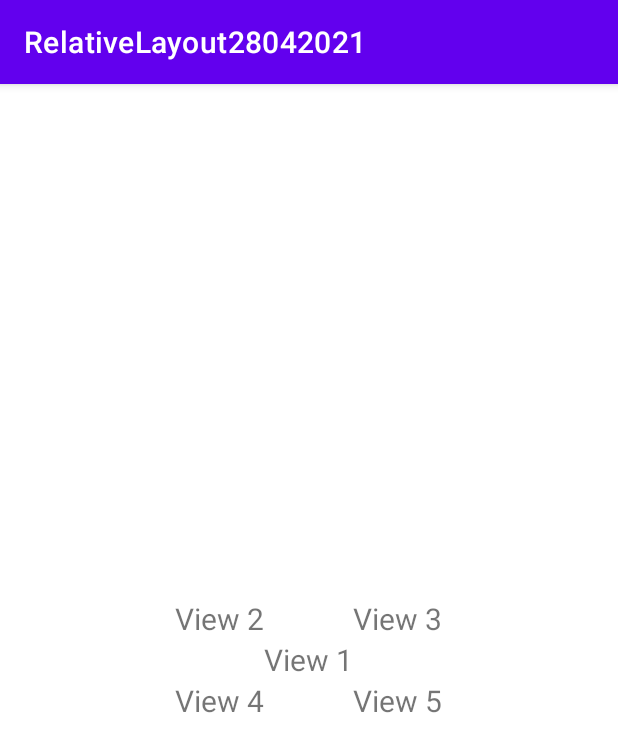
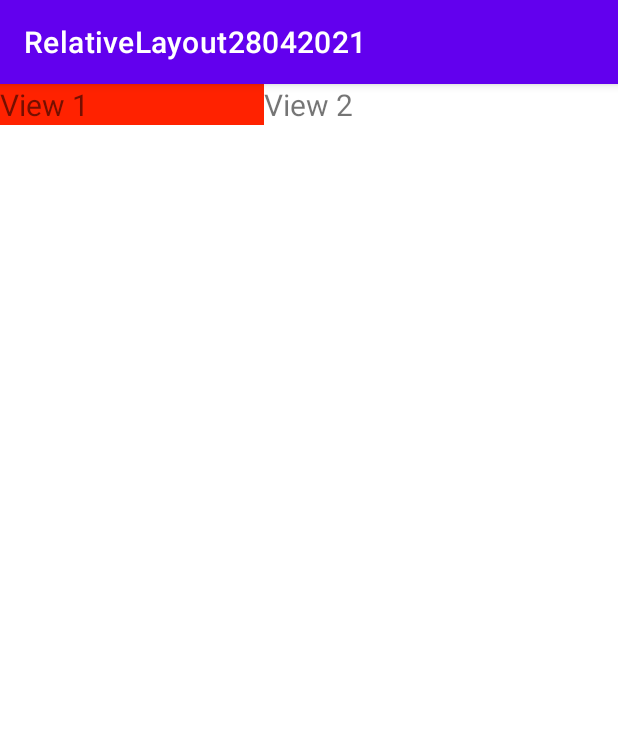
Before and after one commit to phamtanphat/RelativeLayout28042021, an Android app: the screen it shows after launch (MainActivity), on a phone screen of 412 x 824 dp. Shown: the top 752 px of the screen. Run offline under Robolectric (Android 15) with nearby library versions, the phone set to English and light mode, and no system bars.

Commit message:
dãn cách kích thước

```diff
--- a/app/src/main/res/layout/activity_main.xml
+++ b/app/src/main/res/layout/activity_main.xml
@@ -7,38 +7,19 @@
     tools:context=".MainActivity">
 
     <TextView
+        android:background="#f20"
+        android:layout_alignParentLeft="true"
+        android:layout_toLeftOf="@id/textView2"
         android:id="@+id/textView1"
-        android:layout_width="wrap_content"
+        android:layout_width="0dp"
         android:layout_height="wrap_content"
-        android:layout_centerInParent="true"
         android:text="View 1"
         android:textSize="20sp" />
     <TextView
-        android:layout_above="@id/textView1"
-        android:layout_toLeftOf="@id/textView1"
-        android:textSize="20sp"
+        android:layout_centerHorizontal="true"
+        android:id="@+id/textView2"
+        android:layout_width="wrap_content"
+        android:layout_height="wrap_content"
         android:text="View 2"
-        android:layout_width="wrap_content"
-        android:layout_height="wrap_content"/>
-    <TextView
-        android:layout_above="@id/textView1"
-        android:layout_toRightOf="@id/textView1"
-        android:textSize="20sp"
-        android:text="View 3"
-        android:layout_width="wrap_content"
-        android:layout_height="wrap_content"/>
-    <TextView
-        android:layout_below="@id/textView1"
-        android:layout_toLeftOf="@id/textView1"
-        android:textSize="20sp"
-        android:text="View 4"
-        android:layout_width="wrap_content"
-        android:layout_height="wrap_content"/>
-    <TextView
-        android:layout_below="@id/textView1"
-        android:layout_toRightOf="@id/textView1"
-        android:textSize="20sp"
-        android:text="View 5"
-        android:layout_width="wrap_content"
-        android:layout_height="wrap_content"/>
+        android:textSize="20sp" />
 </RelativeLayout>
```
